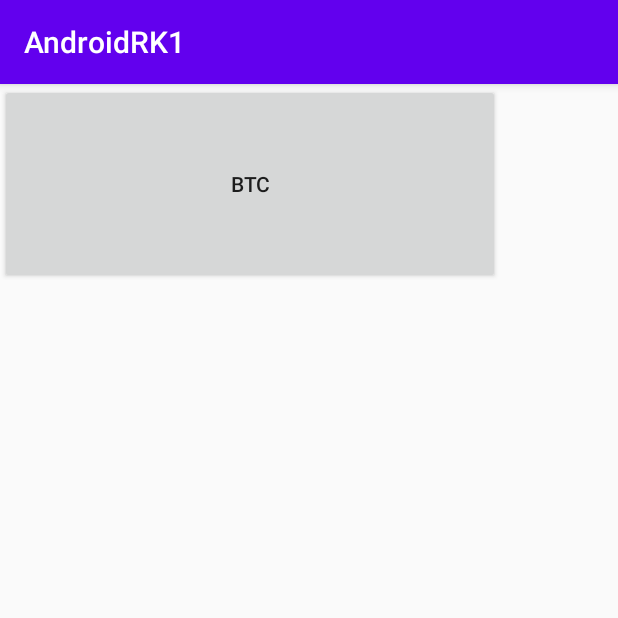
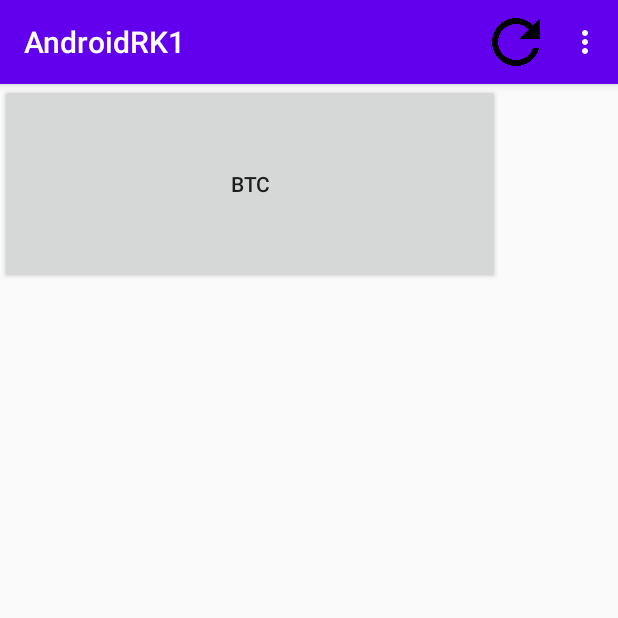
Before and after one commit to AleksMa/AndroidRKs, an Android app: the screen it shows after launch (MainActivity), on a phone screen of 412 x 824 dp, the top half of it. Run offline under Robolectric (Android 15) with nearby library versions, the phone set to English and light mode, and no system bars; libraries missing offline, so code that uses them is left out: com.bmstu.iu9.

Commit message:
[+] basic menu, settings & validation

```diff
--- a/RK1/app/build.gradle
+++ b/RK1/app/build.gradle
@@ -32,6 +32,7 @@ dependencies {
     implementation 'androidx.constraintlayout:constraintlayout:2.0.2'
     implementation "androidx.navigation:navigation-fragment-ktx:2.3.0"
     implementation "androidx.navigation:navigation-ui-ktx:2.3.0"
+    implementation 'androidx.preference:preference:1.1.0'
     testImplementation 'junit:junit:4.12'
     androidTestImplementation 'androidx.test.ext:junit:1.1.2'
     androidTestImplementation 'androidx.test.espresso:espresso-core:3.3.0'
--- a/RK1/app/src/main/AndroidManifest.xml
+++ b/RK1/app/src/main/AndroidManifest.xml
@@ -9,6 +9,7 @@
         android:roundIcon="@mipmap/ic_launcher_round"
         android:supportsRtl="true"
         android:theme="@style/AppTheme">
+        <activity android:name=".SettingsActivity"></activity>
         <activity android:name=".MainActivity">
             <intent-filter>
                 <action android:name="android.intent.action.MAIN" />
--- a/RK1/app/src/main/java/com/bmstu/iu9/swimrunners/androidrk1/MainActivity.kt
+++ b/RK1/app/src/main/java/com/bmstu/iu9/swimrunners/androidrk1/MainActivity.kt
@@ -1,11 +1,35 @@
 package com.bmstu.iu9.swimrunners.androidrk1
 
+import android.content.Intent
+import android.os.Build
 import androidx.appcompat.app.AppCompatActivity
 import android.os.Bundle
+import android.preference.PreferenceManager
+import android.view.Menu
+import android.view.MenuItem
+import android.widget.Toast
+import androidx.annotation.RequiresApi
 
 class MainActivity : AppCompatActivity() {
     override fun onCreate(savedInstanceState: Bundle?) {
         super.onCreate(savedInstanceState)
         setContentView(R.layout.activity_main)
     }
+
+    override fun onCreateOptionsMenu(menu: Menu?): Boolean {
+        menuInflater.inflate(R.menu.menu, menu)
+        return super.onCreateOptionsMenu(menu)
+    }
+
+    @RequiresApi(Build.VERSION_CODES.JELLY_BEAN_MR1)
+    override fun onOptionsItemSelected(item: MenuItem): Boolean {
+        val itemID: Int = item.itemId
+        if (itemID == R.id.settings_menu_item) {
+            startActivity(Intent(this, SettingsActivity::class.java))
+        } else if (itemID == R.id.refresh_menu_item) {
+            Toast.makeText(this, "FIXME!", Toast.LENGTH_SHORT).show()
+        }
+
+        return super.onOptionsItemSelected(item)
+    }
 }
--- /dev/null
+++ b/RK1/app/src/main/res/menu/menu.xml
@@ -0,0 +1,13 @@
+<?xml version="1.0" encoding="utf-8"?>
+<menu xmlns:android="http://schemas.android.com/apk/res/android"
+    xmlns:app="http://schemas.android.com/apk/res-auto">
+    <item
+        android:icon="@drawable/refresh"
+        app:showAsAction="ifRoom"
+        android:id="@+id/refresh_menu_item"
+        android:title="" />
+    <item
+        android:title="@string/settings_menu_item"
+        app:showAsAction="never"
+        android:id="@+id/settings_menu_item"/>
+</menu>
```
Also changed, not shown: RK1/app/src/main/java/com/bmstu/iu9/swimrunners/androidrk1/SettingsActivity.kt (added, +11 -0 lines), RK1/app/src/main/java/com/bmstu/iu9/swimrunners/androidrk1/SettingsFragment.kt (added, +39 -0 lines), RK1/app/src/main/res/layout/activity_settings.xml (added, +18 -0 lines), RK1/app/src/main/res/values/arrays.xml (+10 -0 lines), RK1/app/src/main/res/values/strings.xml (+22 -0 lines), RK1/app/src/main/res/xml/preferences.xml (added, +26 -0 lines), RK1/app/src/main/res/drawable/refresh.png (added).
